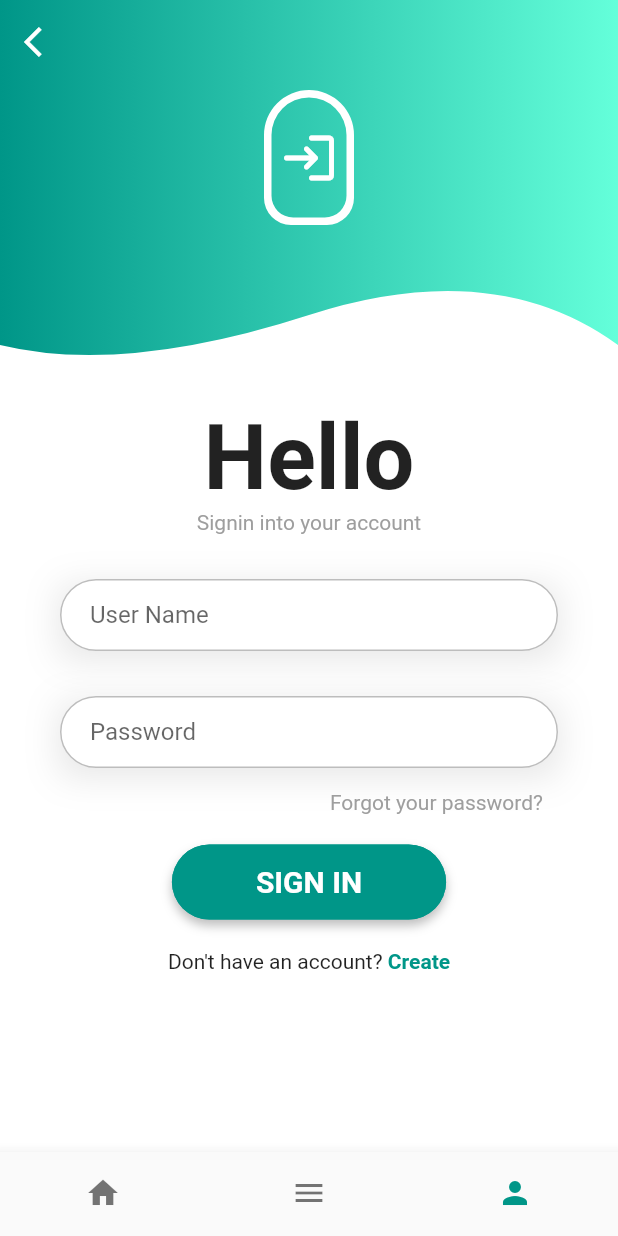
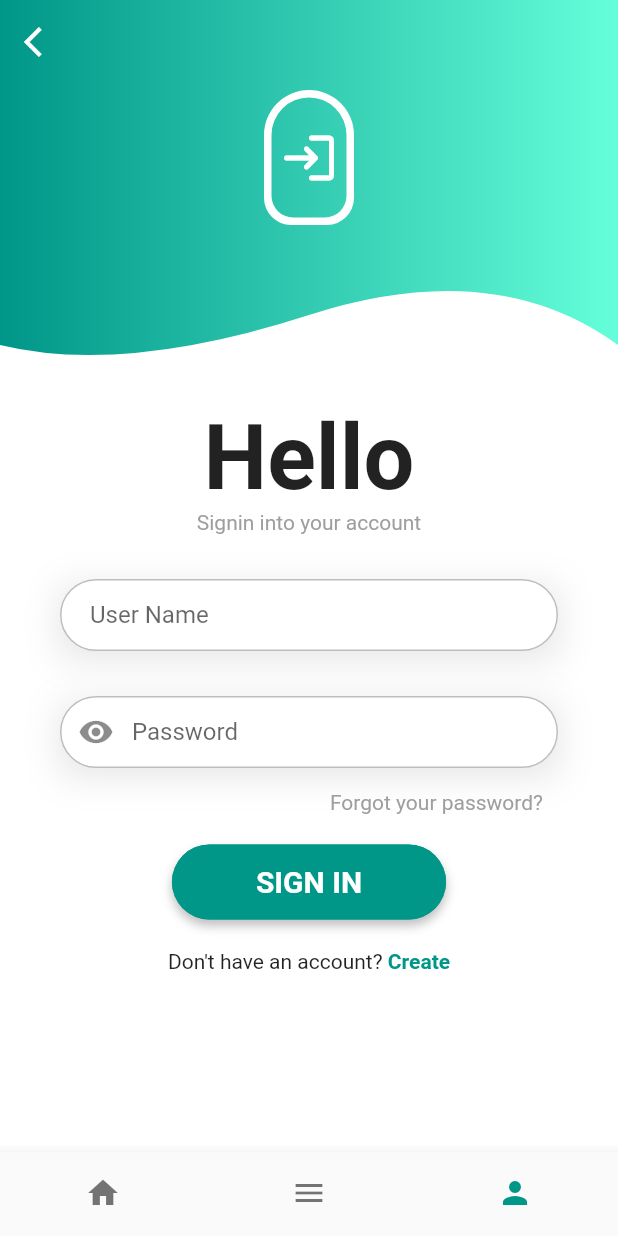
Before and after one commit to uyisaristide/jolivait_post_app, a Flutter app: the screen it shows after launch, item 3 of the bottom bar chosen, on a phone screen of 412 x 824 dp. Run offline on Flutter 3.47's test engine with Material 2 defaults, Android fonts, the phone set to English and light mode, and no system bars; our stand-ins replace carousel_slider, font_awesome_flutter, get, hexcolor, otp_text_field and 1 more; missing offline and left inert: dart:ffi.

```diff
--- a/lib/Models/login_model.dart
+++ b/lib/Models/login_model.dart
@@ -14,9 +14,9 @@ class LoginRequestModel {
 }
 
 class LoginResponseModel {
-  final String token;
-  final String error;
-  LoginResponseModel({required this.token, required this.error});
+  final String? token;
+  final String? error;
+  LoginResponseModel({this.token, this.error});
 
   factory LoginResponseModel.fromJson(Map<String, dynamic> json) {
     return LoginResponseModel(
--- a/lib/authentication/common/theme_helper.dart
+++ b/lib/authentication/common/theme_helper.dart
@@ -3,10 +3,11 @@ import 'package:hexcolor/hexcolor.dart';
 
 class ThemeHelper {
   InputDecoration textInputDecoration(
-      [String lableText = "", String hintText = ""]) {
+      [String lableText = "", String hintText = "", IconButton? suffixIcon]) {
     return InputDecoration(
       labelText: lableText,
       hintText: hintText,
+      prefixIcon: suffixIcon,
       fillColor: Colors.white,
       filled: true,
       contentPadding: EdgeInsets.fromLTRB(20, 10, 20, 10),
--- a/lib/authentication/login_page.dart
+++ b/lib/authentication/login_page.dart
@@ -1,6 +1,9 @@
+import 'dart:convert';
+
 import 'package:flutter/cupertino.dart';
 import 'package:flutter/gestures.dart';
 import 'package:flutter/material.dart';
+import 'package:shared_preferences/shared_preferences.dart';
 import 'package:shopping/Models/login_model.dart';
 import './common/theme_helper.dart';
 
@@ -23,6 +26,8 @@ class _LoginPageState extends State<LoginPage> {
   Key _formKey = GlobalKey<FormState>();
   final _emailContoller = TextEditingController();
   final _passwordContoller = TextEditingController();
+
+  bool hidePassword = true;
 
   // late LoginRequestModel requestModel;
 
@@ -80,9 +85,18 @@ class _LoginPageState extends State<LoginPage> {
                                   child: TextFormField(
                                     controller: _passwordContoller,
                                     obscureText: true,
-                                    decoration: ThemeHelper()
-                                        .textInputDecoration(
-                                            'Password', 'Enter your password'),
+                                    decoration:
+                                        ThemeHelper().textInputDecoration(
+                                            'Password',
+                                            'Enter your password',
+                                            IconButton(
+                                                icon: Icon(Icons.visibility),
+                                                onPressed: () {
+                                                  setState(() {
+                                                    hidePassword =
+                                                        !hidePassword;
+                                                  });
+                                                })),
                                   ),
                                   decoration:
                                       ThemeHelper().inputBoxDecorationShaddow(),
@@ -124,7 +138,7 @@ class _LoginPageState extends State<LoginPage> {
                                             color: Colors.white),
                                       ),
                                     ),
-                                    onPressed: () {
+                                    onPressed: () async {
                                       login();
 
                                       // if (validateAndSave()) {
@@ -180,6 +194,10 @@ class _LoginPageState extends State<LoginPage> {
 
       if (response.statusCode == 201) {
         print(response.statusCode);
+        final SharedPreferences sharedPreferences =
+            await SharedPreferences.getInstance();
+        sharedPreferences.setString('token', _emailContoller.text);
+
         Navigator.pushReplacement(
             context, MaterialPageRoute(builder: (context) => ProfilePage()));
       } else {
--- a/pubspec.yaml
+++ b/pubspec.yaml
@@ -31,6 +31,7 @@ dependencies:
     sdk: flutter
 
   http:
+  shared_preferences:
   # The following adds the Cupertino Icons font to your application.
   # Use with the CupertinoIcons class for iOS style icons.
   cupertino_icons: ^1.0.2
@@ -38,6 +39,7 @@ dependencies:
 
 
   #auth
+  get:
   hexcolor: ^2.0.4
   font_awesome_flutter: ^9.1.0
   otp_text_field: ^1.1.1
```
Also changed, not shown: lib/authentication/profile_page.dart (+40 -8 lines), lib/authentication/registration_page.dart (+21 -24 lines), lib/authentication/services/shared_services.dart (added, +42 -0 lines), pubspec.lock.
